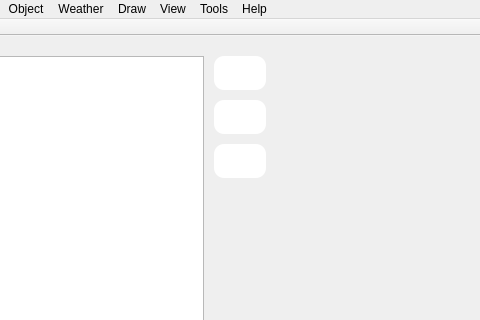
archnemesis/OSMExplorer, file explorer/mainwindow.ui: the form before one commit; both pictures show x 116 to 596 and y 0 to 320 of the 1094 by 712 pixel window.
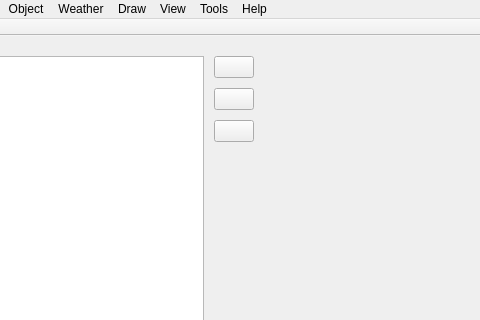
The form after the commit. Icons and pictures are not drawn. Custom widgets are drawn as their Qt base class.

```diff
--- a/explorer/mainwindow.ui
+++ b/explorer/mainwindow.ui
@@ -48,13 +48,6 @@
         <verstretch>0</verstretch>
        </sizepolicy>
       </property>
-      <property name="styleSheet">
-       <string notr="true">QPushButton {
-	border-radius: 10px;
-	background-color: palette(base);
-	padding: 10px;
-}</string>
-      </property>
       <layout class="QHBoxLayout" name="horizontalLayout_3">
        <property name="spacing">
         <number>10</number>
@@ -144,9 +137,6 @@
              <height>0</height>
             </size>
            </property>
-           <property name="styleSheet">
-            <string notr="true"/>
-           </property>
            <property name="text">
             <string/>
            </property>
```
Left out of the diff: 10 changed lines with no effect on the pictures.
